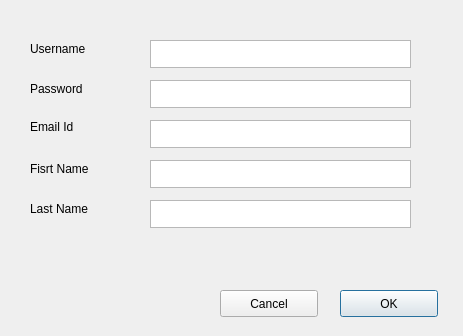
The window that TheApp/register.ui (krishna0512/drf) describes before a commit, drawn with Qt 5.
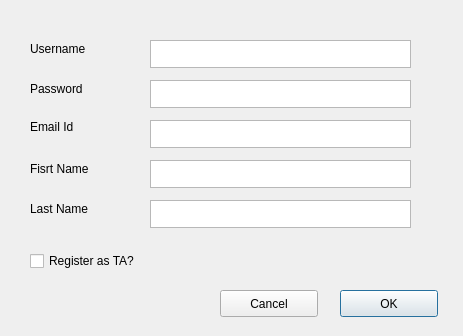
The same window after the commit.

The edit to the form file:
```diff
--- a/TheApp/register.ui
+++ b/TheApp/register.ui
@@ -154,6 +154,19 @@
     <string>Cancel</string>
    </property>
   </widget>
+  <widget class="QCheckBox" name="checkBox">
+   <property name="geometry">
+    <rect>
+     <x>30</x>
+     <y>250</y>
+     <width>141</width>
+     <height>22</height>
+    </rect>
+   </property>
+   <property name="text">
+    <string>Register as TA?</string>
+   </property>
+  </widget>
  </widget>
  <resources/>
  <connections/>
```
